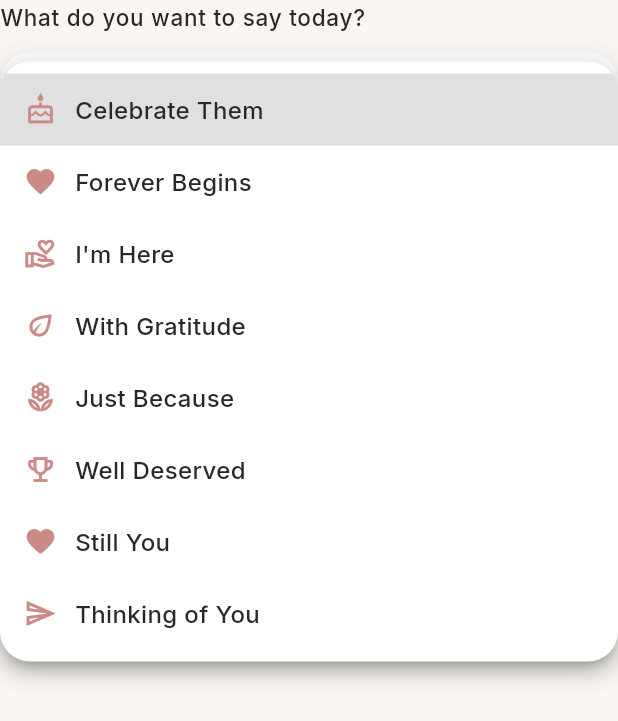
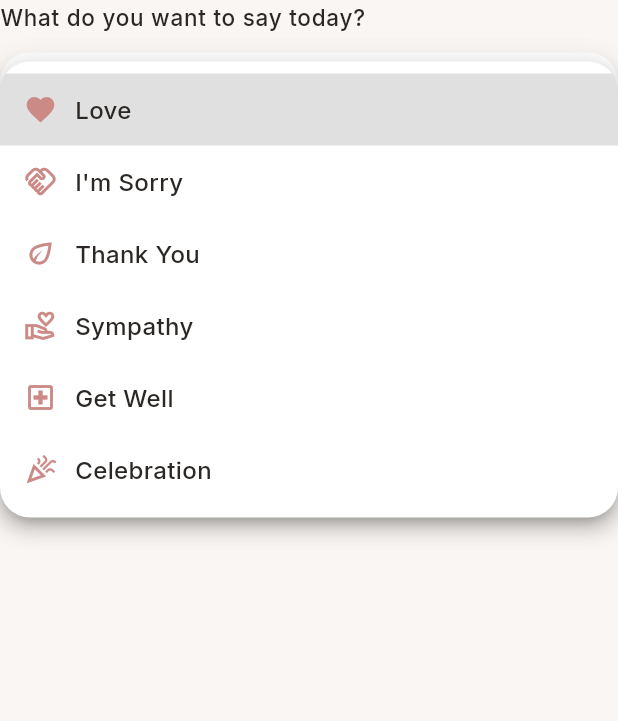
Before and after one commit to hiwajamil/rehanrose.com, a Flutter app: the EmotionDropdown widget shown alone on an empty page, opened directly with empty values, after a tap on "Choose an emotion", on a phone screen of 412 x 824 dp. Shown: the top 721 px of the screen. Run offline on Flutter 3.47's test engine with Material 3 defaults, Android fonts, the phone set to English and light mode, and no system bars; our stand-ins replace cloud_firestore, firebase_analytics, firebase_auth, firebase_core, firebase_storage, flutter_riverpod and 6 more; accounts and stored records are empty; network calls fail.

Commit message:
Add emotion categories, update vendor/bouquet flow and localizations
Co-authored-by: Cursor <cursoragent@cursor.com>

```diff
--- /dev/null
+++ b/gull_premium/lib/core/constants/emotion_category.dart
@@ -0,0 +1,97 @@
+import 'package:flutter/material.dart' show Color, IconData, Icons;
+
+/// Primary emotion categories for flowers.
+/// - id: database key (stored in Firestore as emotionCategoryId)
+/// - titleKey: l10n key for translated display (e.g. cat_love)
+/// - icon: visual icon for cards and dropdown
+/// - color: soft background color hex
+class EmotionCategory {
+  const EmotionCategory({
+    required this.id,
+    required this.titleKey,
+    required this.icon,
+    required this.color,
+  });
+  final String id;
+  final String titleKey;
+  final IconData icon;
+  final Color color;
+}
+
+/// All valid emotion category IDs (for strict validation).
+const List<String> kEmotionCategoryIds = [
+  'love',
+  'apology',
+  'gratitude',
+  'sympathy',
+  'wellness',
+  'celebration',
+];
+
+/// Static list of emotion categories.
+const List<EmotionCategory> kEmotionCategories = [
+  EmotionCategory(
+    id: 'love',
+    titleKey: 'cat_love',
+    icon: Icons.favorite_outlined,
+    color: Color(0xFFFCE4EC), // soft pink
+  ),
+  EmotionCategory(
+    id: 'apology',
+    titleKey: 'cat_apology',
+    icon: Icons.handshake_outlined,
+    color: Color(0xFFE8F5E9), // soft green
+  ),
+  EmotionCategory(
+    id: 'gratitude',
+    titleKey: 'cat_gratitude',
+    icon: Icons.eco_outlined,
+    color: Color(0xFFE3F2FD), // soft blue
+  ),
+  EmotionCategory(
+    id: 'sympathy',
+    titleKey: 'cat_sympathy',
+    icon: Icons.volunteer_activism_outlined,
+    color: Color(0xFFF3E5F5), // soft purple
+  ),
+  EmotionCategory(
+    id: 'wellness',
+    titleKey: 'cat_wellness',
+    icon: Icons.local_hospital_outlined,
+    color: Color(0xFFFFF8E1), // soft amber
+  ),
+  EmotionCategory(
+    id: 'celebration',
+    titleKey: 'cat_celebration',
+    icon: Icons.celebration_outlined,
+    color: Color(0xFFFFECB3), // soft gold
+  ),
+];
+
+/// Returns true if [id] is a valid emotion category ID.
+bool isValidEmotionCategoryId(String? id) {
+  if (id == null || id.isEmpty) return false;
+  return kEmotionCategoryIds.contains(id);
+}
+
+/// Returns the [EmotionCategory] for the given [id], or null if invalid.
+EmotionCategory? getEmotionCategoryById(String? id) {
+  if (id == null || id.isEmpty) return null;
+  for (final c in kEmotionCategories) {
+    if (c.id == id) return c;
+  }
+  return null;
+}
+
+/// Code prefix for bouquet ID (e.g. Lo, Ap). Used when generating bouquet codes.
+String codePrefixForEmotionCategoryId(String emotionCategoryId) {
+  const prefixes = {
+    'love': 'Lo',
+    'apology': 'Ap',
+    'gratitude': 'Gr',
+    'sympathy': 'Sy',
+    'wellness': 'We',
+    'celebration': 'Ce',
+  };
+  return prefixes[emotionCategoryId] ?? '';
+}
--- /dev/null
+++ b/gull_premium/lib/core/utils/emotion_category_l10n.dart
@@ -0,0 +1,21 @@
+import '../../l10n/app_localizations.dart';
+
+/// Returns the localized title for an emotion category [titleKey].
+String localizedEmotionCategoryTitle(AppLocalizations l10n, String titleKey) {
+  switch (titleKey) {
+    case 'cat_love':
+      return l10n.cat_love;
+    case 'cat_apology':
+      return l10n.cat_apology;
+    case 'cat_gratitude':
+      return l10n.cat_gratitude;
+    case 'cat_sympathy':
+      return l10n.cat_sympathy;
+    case 'cat_wellness':
+      return l10n.cat_wellness;
+    case 'cat_celebration':
+      return l10n.cat_celebration;
+    default:
+      return titleKey;
+  }
+}
--- a/gull_premium/lib/l10n/app_ar.arb
+++ b/gull_premium/lib/l10n/app_ar.arb
@@ -42,5 +42,14 @@
   "filterAll": "الكل",
   "ctaButton": "استكشف",
   "microCopyFlowersThatSay": "ورود تقول {label}",
-  "microCopyBouquetsFor": "باقات من أجل {label}"
+  "microCopyBouquetsFor": "باقات من أجل {label}",
+  "cat_love": "الحب",
+  "cat_apology": "أنا آسف",
+  "cat_gratitude": "شكر وتقدير",
+  "cat_sympathy": "المواساة",
+  "cat_wellness": "الشفاء العاجل",
+  "cat_celebration": "الاحتفالات",
+  "vendor_emotion_label": "الشعور الأساسي",
+  "vendor_emotion_hint": "اختر الشعور الذي تعبر عنه الزهرة.",
+  "home_question": "ماذا تريد أن تقول اليوم؟"
 }
--- a/gull_premium/lib/l10n/app_en.arb
+++ b/gull_premium/lib/l10n/app_en.arb
@@ -56,5 +56,14 @@
         "type": "String"
       }
     }
-  }
+  },
+  "cat_love": "Love",
+  "cat_apology": "I'm Sorry",
+  "cat_gratitude": "Thank You",
+  "cat_sympathy": "Sympathy",
+  "cat_wellness": "Get Well",
+  "cat_celebration": "Celebration",
+  "vendor_emotion_label": "Primary Emotion",
+  "vendor_emotion_hint": "Choose the primary emotion this flower conveys (e.g., do not select 'Love' for a funeral).",
+  "home_question": "What do you want to say today?"
 }
--- a/gull_premium/lib/l10n/app_ku.arb
+++ b/gull_premium/lib/l10n/app_ku.arb
@@ -42,5 +42,14 @@
   "filterAll": "هەموو",
   "ctaButton": "گەڕان",
   "microCopyFlowersThatSay": "گوڵەکان کە دەڵێن {label}",
-  "microCopyBouquetsFor": "دەستەگوڵ بۆ {label}"
+  "microCopyBouquetsFor": "دەستەگوڵ بۆ {label}",
+  "cat_love": "خۆشەویستی",
+  "cat_apology": "لێم ببورە",
+  "cat_gratitude": "سوپاسگوزاری",
+  "cat_sympathy": "هاوخەمی",
+  "cat_wellness": "سەلامەتی",
+  "cat_celebration": "بۆنە و ئاهەنگ",
+  "vendor_emotion_label": "هەستی سەرەکی",
+  "vendor_emotion_hint": "ئەو هەستە هەڵبژێرە کە گوڵەکە دەیگەیەنێت (تکایە گوڵی سور بۆ پرسە دیاری مەکە).",
+  "home_question": "دەتەوێت ئەمڕۆ چی بڵێیت؟"
 }
--- a/gull_premium/lib/l10n/app_localizations.dart
+++ b/gull_premium/lib/l10n/app_localizations.dart
@@ -357,6 +357,60 @@ abstract class AppLocalizations {
   /// In en, this message translates to:
   /// **'Bouquets for {label}'**
   String microCopyBouquetsFor(String label);
+
+  /// No description provided for @cat_love.
+  ///
+  /// In en, this message translates to:
+  /// **'Love'**
+  String get cat_love;
+
+  /// No description provided for @cat_apology.
+  ///
+  /// In en, this message translates to:
+  /// **'I\'m Sorry'**
+  String get cat_apology;
+
+  /// No description provided for @cat_gratitude.
+  ///
+  /// In en, this message translates to:
+  /// **'Thank You'**
+  String get cat_gratitude;
+
+  /// No description provided for @cat_sympathy.
+  ///
+  /// In en, this message translates to:
+  /// **'Sympathy'**
+  String get cat_sympathy;
+
+  /// No description provided for @cat_wellness.
+  ///
+  /// In en, this message translates to:
+  /// **'Get Well'**
+  String get cat_wellness;
+
+  /// No description provided for @cat_celebration.
+  ///
+  /// In en, this message translates to:
+  /// **'Celebration'**
+  String get cat_celebration;
+
+  /// No description provided for @vendor_emotion_label.
+  ///
+  /// In en, this message translates to:
+  /// **'Primary Emotion'**
+  String get vendor_emotion_label;
+
+  /// No description provided for @vendor_emotion_hint.
+  ///
+  /// In en, this message translates to:
+  /// **'Choose the primary emotion this flower conveys (e.g., do not select \'Love\' for a funeral).'**
+  String get vendor_emotion_hint;
+
+  /// No description provided for @home_question.
+  ///
+  /// In en, this message translates to:
+  /// **'What do you want to say today?'**
+  String get home_question;
 }
 
 class _AppLocalizationsDelegate
--- a/gull_premium/lib/l10n/app_localizations_ar.dart
+++ b/gull_premium/lib/l10n/app_localizations_ar.dart
@@ -140,4 +140,31 @@ class AppLocalizationsAr extends AppLocalizations {
   String microCopyBouquetsFor(String label) {
     return 'باقات من أجل $label';
   }
+
+  @override
+  String get cat_love => 'الحب';
+
+  @override
+  String get cat_apology => 'أنا آسف';
+
+  @override
+  String get cat_gratitude => 'شكر وتقدير';
+
+  @override
+  String get cat_sympathy => 'المواساة';
+
+  @override
+  String get cat_wellness => 'الشفاء العاجل';
+
+  @override
+  String get cat_celebration => 'الاحتفالات';
+
+  @override
+  String get vendor_emotion_label => 'الشعور الأساسي';
+
+  @override
+  String get vendor_emotion_hint => 'اختر الشعور الذي تعبر عنه الزهرة.';
+
+  @override
+  String get home_question => 'ماذا تريد أن تقول اليوم؟';
 }
--- a/gull_premium/lib/l10n/app_localizations_en.dart
+++ b/gull_premium/lib/l10n/app_localizations_en.dart
@@ -143,4 +143,32 @@ class AppLocalizationsEn extends AppLocalizations {
   String microCopyBouquetsFor(String label) {
     return 'Bouquets for $label';
   }
+
+  @override
+  String get cat_love => 'Love';
+
+  @override
+  String get cat_apology => 'I\'m Sorry';
+
+  @override
+  String get cat_gratitude => 'Thank You';
+
+  @override
+  String get cat_sympathy => 'Sympathy';
+
+  @override
+  String get cat_wellness => 'Get Well';
+
+  @override
+  String get cat_celebration => 'Celebration';
+
+  @override
+  String get vendor_emotion_label => 'Primary Emotion';
+
+  @override
+  String get vendor_emotion_hint =>
+      'Choose the primary emotion this flower conveys (e.g., do not select \'Love\' for a funeral).';
+
+  @override
+  String get home_question => 'What do you want to say today?';
 }
--- a/gull_premium/lib/l10n/app_localizations_ku.dart
+++ b/gull_premium/lib/l10n/app_localizations_ku.dart
@@ -144,4 +144,32 @@ class AppLocalizationsKu extends AppLocalizations {
   String microCopyBouquetsFor(String label) {
     return 'دەستەگوڵ بۆ $label';
   }
+
+  @override
+  String get cat_love => 'خۆشەویستی';
+
+  @override
+  String get cat_apology => 'لێم ببورە';
+
+  @override
+  String get cat_gratitude => 'سوپاسگوزاری';
+
+  @override
+  String get cat_sympathy => 'هاوخەمی';
+
+  @override
+  String get cat_wellness => 'سەلامەتی';
+
+  @override
+  String get cat_celebration => 'بۆنە و ئاهەنگ';
+
+  @override
+  String get vendor_emotion_label => 'هەستی سەرەکی';
+
+  @override
+  String get vendor_emotion_hint =>
+      'ئەو هەستە هەڵبژێرە کە گوڵەکە دەیگەیەنێت (تکایە گوڵی سور بۆ پرسە دیاری مەکە).';
+
+  @override
+  String get home_question => 'دەتەوێت ئەمڕۆ چی بڵێیت؟';
 }
--- a/gull_premium/lib/presentation/widgets/common/emotion_dropdown.dart
+++ b/gull_premium/lib/presentation/widgets/common/emotion_dropdown.dart
@@ -1,13 +1,13 @@
 import 'package:flutter/material.dart';
 
 import '../../../core/constants/breakpoints.dart';
-import '../../../core/constants/emotion_categories.dart';
+import '../../../core/constants/emotion_category.dart';
 import '../../../core/theme/app_colors.dart';
-import '../../../core/utils/emotion_l10n.dart';
+import '../../../core/utils/emotion_category_l10n.dart';
 import '../../../core/utils/rtl_utils.dart';
 import '../../../l10n/app_localizations.dart';
 
-/// Emotion-based dropdown for landing page. Uses emotion value (e.g. 'birthday') and localized labels.
+/// Emotion-based dropdown for landing page. Uses new emotion categories (love, apology, etc.).
 class EmotionDropdown extends StatelessWidget {
   final String? selectedEmotionValue;
   final ValueChanged<String?> onChanged;
@@ -22,8 +22,9 @@ class EmotionDropdown extends StatelessWidget {
   Widget build(BuildContext context) {
     final l10n = AppLocalizations.of(context)!;
     final isMobile = MediaQuery.sizeOf(context).width <= kMobileBreakpoint;
-    final selectedLabel = selectedEmotionValue != null
-        ? localizedEmotionLabel(l10n, selectedEmotionValue!)
+    final selectedCategory = getEmotionCategoryById(selectedEmotionValue);
+    final selectedLabel = selectedCategory != null
+        ? localizedEmotionCategoryTitle(l10n, selectedCategory.titleKey)
         : null;
 
     return Column(
@@ -31,7 +32,7 @@ class EmotionDropdown extends StatelessWidget {
       mainAxisSize: MainAxisSize.min,
       children: [
         Text(
-          l10n.emotionDropdownPrompt,
+          l10n.home_question,
           style: Theme.of(context).textTheme.bodyLarge?.copyWith(
                 color: AppColors.ink,
                 fontWeight: FontWeight.w500,
@@ -53,7 +54,9 @@ class EmotionDropdown extends StatelessWidget {
           ),
           child: DropdownButtonHideUnderline(
             child: DropdownButton<String>(
-              value: selectedEmotionValue,
+              value: isValidEmotionCategoryId(selectedEmotionValue)
+                  ? selectedEmotionValue
+                  : null,
               hint: Text(
                 l10n.chooseEmotion,
                 style: Theme.of(context).textTheme.bodyMedium?.copyWith(
@@ -73,22 +76,19 @@ class EmotionDropdown extends StatelessWidget {
                 vertical: isMobile ? 14 : 18,
               ),
               dropdownColor: Colors.white,
-              items: kEmotionValuesOrdered.map((value) {
-                final label = localizedEmotionLabel(l10n, value);
-                final entry = kEmotions.firstWhere((e) => e.value == value);
+              items: kEmotionCategories.map((c) {
+                final label = localizedEmotionCategoryTitle(l10n, c.titleKey);
                 return DropdownMenuItem<String>(
-                  value: value,
+                  value: c.id,
                   child: Row(
                     textDirection: Directionality.of(context),
                     children: [
-                      if (entry.icon != null) ...[
-                        Icon(
-                          entry.icon,
-                          size: 22,
-                          color: AppColors.rose,
-                        ),
-                        const SizedBox(width: 12),
-                      ],
+                      Icon(
+                        c.icon,
+                        size: 22,
+                        color: AppColors.rose,
+                      ),
+                      const SizedBox(width: 12),
                       Expanded(
                         child: Text(
                           label,
```
Also changed, not shown: gull_premium/lib/controllers/vendor_controller.dart (+8 -7 lines), gull_premium/lib/data/models/flower_model.dart (+15 -0 lines), gull_premium/lib/data/repositories/bouquet_repository.dart (+22 -3 lines), gull_premium/lib/presentation/pages/landing/landing_page.dart (+140 -0 lines), gull_premium/lib/presentation/pages/vendor/vendor_add_bouquet_page.dart (+37 -23 lines), gull_premium/lib/presentation/widgets/common/emotion_filter_cards.dart (+8 -7 lines).
